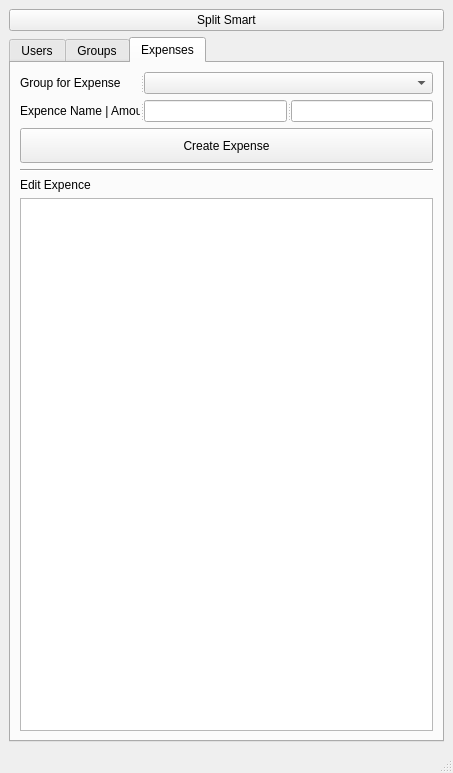
This is split_smart/ui/ui_main.ui in kiryha/CIS566 as Qt 5 draws it before an edit. The edited form follows.
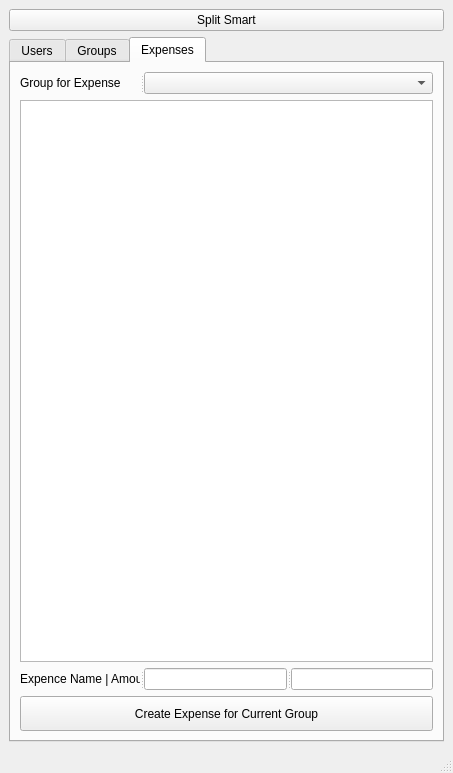
This is the edited form. The open tabs and pages were chosen to show the change.

Commit message: handle user expenses

```diff
--- a/split_smart/ui/ui_main.ui
+++ b/split_smart/ui/ui_main.ui
@@ -403,6 +403,9 @@
           <widget class="QComboBox" name="comGroupsFoExpense"/>
          </widget>
         </item>
+        <item>
+         <widget class="QTableView" name="tabExpenses"/>
+        </item>
         <item>
          <widget class="QSplitter" name="splitter_9">
           <property name="orientation">
@@ -438,27 +441,10 @@
            </size>
           </property>
           <property name="text">
-           <string>Create Expense</string>
+           <string>Create Expense for Current Group</string>
           </property>
          </widget>
         </item>
-        <item>
-         <widget class="Line" name="line_3">
-          <property name="orientation">
-           <enum>Qt::Horizontal</enum>
-          </property>
-         </widget>
-        </item>
-        <item>
-         <widget class="QLabel" name="label_10">
-          <property name="text">
-           <string>Edit Expence</string>
-          </property>
-         </widget>
-        </item>
-        <item>
-         <widget class="QTableView" name="tabExpenses"/>
-        </item>
        </layout>
       </widget>
      </widget>
```
Left out of the diff: 2 changed lines with no effect on the pictures. The commit also changes 2 other files.
